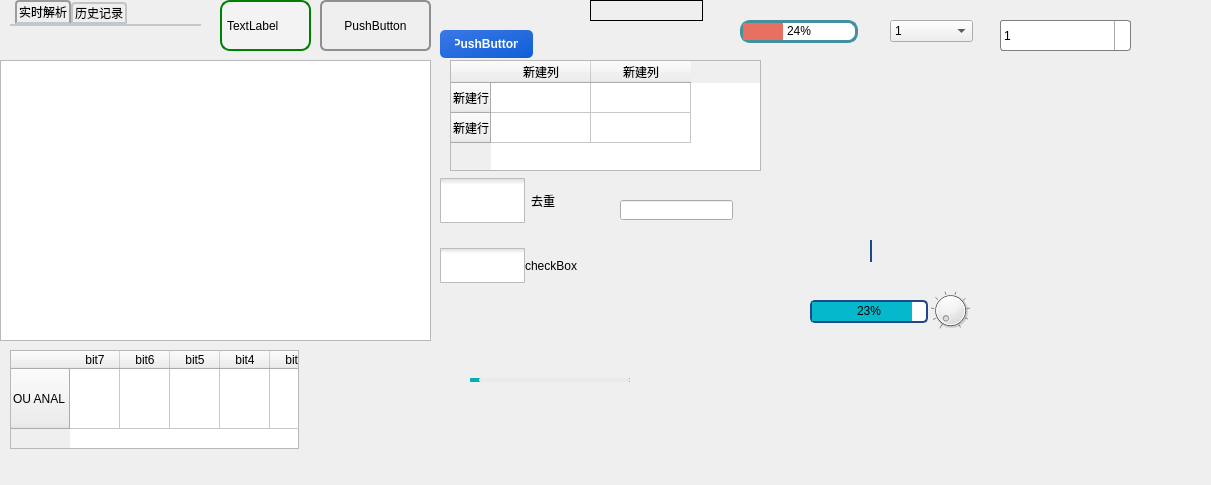
Old version of the form KCTS/KCTS Project/demo/test.ui in the repository learniuH/work.
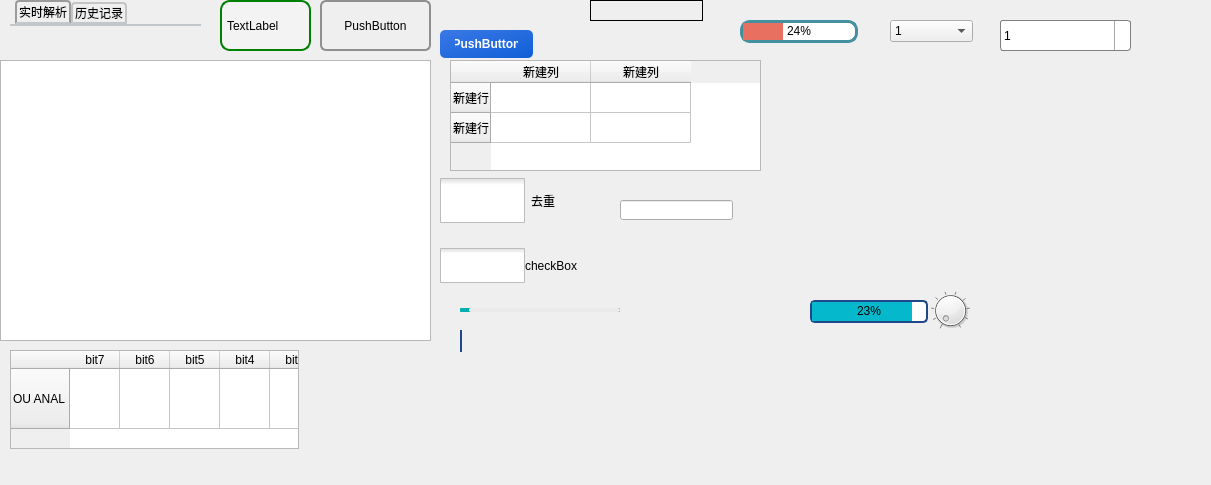
New version of the form. Icons and pictures are not drawn.

Patch:
```diff
--- a/KCTS/KCTS Project/demo/test.ui
+++ b/KCTS/KCTS Project/demo/test.ui
@@ -632,8 +632,8 @@
   <widget class="QSlider" name="horizontalSlider">
    <property name="geometry">
     <rect>
-     <x>870</x>
-     <y>240</y>
+     <x>460</x>
+     <y>330</y>
      <width>160</width>
      <height>22</height>
     </rect>
@@ -722,8 +722,8 @@
   <widget class="QSlider" name="horizontalSlider_2">
    <property name="geometry">
     <rect>
-     <x>470</x>
-     <y>370</y>
+     <x>460</x>
+     <y>300</y>
      <width>160</width>
      <height>20</height>
     </rect>
```
